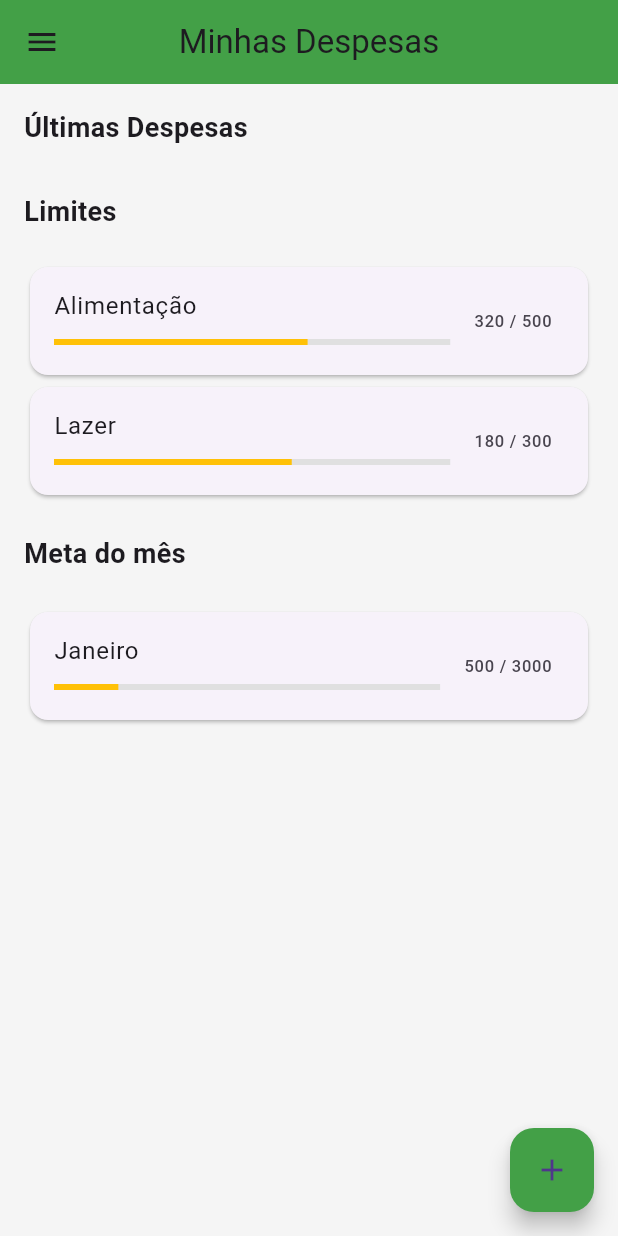
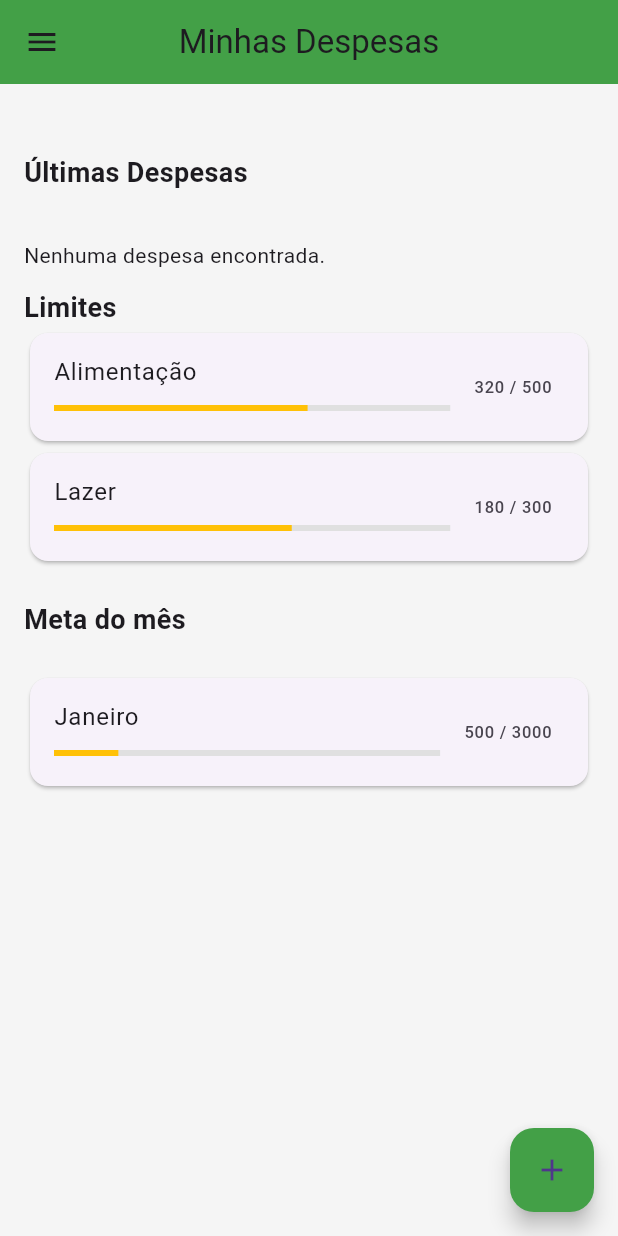
Before and after one commit to alexandresm16/gestao, a Flutter app: the screen it shows after launch, on a phone screen of 412 x 824 dp. Run offline on Flutter 3.47's test engine with Material 3 defaults, Android fonts, the phone set to English and light mode, and no system bars; our stand-ins replace sqflite; accounts and stored records are empty.

Commit message:
adicionar e editar despesas

```diff
--- a/lib/database/despesa_dao.dart
+++ b/lib/database/despesa_dao.dart
@@ -16,9 +16,9 @@ class DespesaDAO {
   static const String sqlTabelaDespesa = 'CREATE TABLE $_nomeTabela ('
       '$_col_id INTEGER PRIMARY KEY, '
       '$_col_titulo TEXT, '
-      '$_col_valor TEXT, '
+      '$_col_valor REAL, '
       '$_col_categoria TEXT, '
-      '$_col_data INTEGER, )';
+      '$_col_data INTEGER)';
 
 
   adicionar(DespesaModel d) async {
@@ -48,7 +48,7 @@ class DespesaDAO {
         maps[i][_col_titulo],
         maps[i][_col_valor],
         maps[i][_col_categoria],
-        maps[i][_col_data],
+        DateTime.fromMillisecondsSinceEpoch(maps[i][_col_data]),
       );
     });
 
--- a/lib/model/despesa_model.dart
+++ b/lib/model/despesa_model.dart
@@ -1,35 +1,37 @@
 class DespesaModel {
-  int _id;
+  int? _id;
   String _titulo;
   double _valor;
   String _categoria;
   DateTime _data;
 
-  DespesaModel(this._id,
+  DespesaModel(
+      this._id,
       this._titulo,
       this._valor,
       this._categoria,
-      this._data);
+      this._data,
+      );
 
+  Map<String, dynamic> toMap() {
+    final map = <String, dynamic>{
+      'titulo': _titulo,
+      'valor': _valor,
+      'categoria': _categoria,
+      'data': _data.millisecondsSinceEpoch, // <-- aqui a correção!
+    };
 
-  Map<String, dynamic> toMap(){
-    return {
-      'titulo' : _titulo,
-      'valor' : _valor,
-      'categoria' : _categoria,
-      'data' : _data,
-    };
+    if (_id != null) {
+      map['id'] = _id;
+    }
+
+    return map;
   }
 
+  // Getters
   DateTime get data => _data;
-
   String get categoria => _categoria;
-
   double get valor => _valor;
-
   String get titulo => _titulo;
-
-  int get id => _id;
-
-
+  int? get id => _id;
 }
--- a/lib/screens/despesas.dart
+++ b/lib/screens/despesas.dart
@@ -1,6 +1,6 @@
 import 'package:flutter/material.dart';
 import 'package:intl/intl.dart';
-
+import '../database/despesa_dao.dart';
 import '../model/despesa_model.dart';
 
 class NovaDespesaPage extends StatefulWidget {
@@ -27,6 +27,19 @@ class _NovaDespesaPageState extends State<NovaDespesaPage> {
   String _categoriaSelecionada = 'Alimentação';
   DateTime _dataSelecionada = DateTime.now();
 
+
+  @override
+  void initState() {
+    super.initState();
+
+    if (widget.despesa != null) {
+      _tituloController.text = widget.despesa!.titulo;
+      _valorController.text = widget.despesa!.valor.toString();
+      _categoriaSelecionada = widget.despesa!.categoria;
+      _dataSelecionada = widget.despesa!.data;
+    }
+  }
+
   final List<String> _categorias = [
     'Alimentação',
     'Transporte',
@@ -51,18 +64,34 @@ class _NovaDespesaPageState extends State<NovaDespesaPage> {
     }
   }
 
-  void _salvarDespesa() {
+  void _salvarDespesa() async {
     if (_formKey.currentState!.validate()) {
       String titulo = _tituloController.text;
       double valor = double.parse(_valorController.text.replaceAll(',', '.'));
 
-      // Aqui você pode salvar no banco de dados ou passar de volta para a home
-
-      ScaffoldMessenger.of(context).showSnackBar(
-        SnackBar(content: Text('Despesa "$titulo" salva com sucesso!')),
+      DespesaModel despesa = DespesaModel(
+        widget.despesa?.id, // mantém o id existente se for edição
+        titulo,
+        valor,
+        _categoriaSelecionada,
+        _dataSelecionada,
       );
 
-      Navigator.pop(context); // volta para a tela anterior
+      if (widget.despesa == null) {
+        // Inserir nova despesa
+        await DespesaDAO().adicionar(despesa);
+        ScaffoldMessenger.of(context).showSnackBar(
+          SnackBar(content: Text('Despesa "$titulo" salva com sucesso!')),
+        );
+      } else {
+        // Atualizar despesa existente
+        await DespesaDAO().atualizar(despesa);
+        ScaffoldMessenger.of(context).showSnackBar(
+          SnackBar(content: Text('Despesa "$titulo" atualizada com sucesso!')),
+        );
+      }
+
+      Navigator.pop(context);
     }
   }
 
@@ -85,8 +114,11 @@ class _NovaDespesaPageState extends State<NovaDespesaPage> {
                   labelText: 'Título',
                   border: OutlineInputBorder(),
                 ),
-                validator: (value) =>
-                value == null || value.isEmpty ? 'Informe o título' : null,
+                validator:
+                    (value) =>
+                        value == null || value.isEmpty
+                            ? 'Informe o título'
+                            : null,
               ),
               const SizedBox(height: 16),
               TextFormField(
@@ -114,12 +146,13 @@ class _NovaDespesaPageState extends State<NovaDespesaPage> {
                   labelText: 'Categoria',
                   border: OutlineInputBorder(),
                 ),
-                items: _categorias
-                    .map((cat) => DropdownMenuItem(
-                  value: cat,
-                  child: Text(cat),
-                ))
-                    .toList(),
+                items:
+                    _categorias
+                        .map(
+                          (cat) =>
+                              DropdownMenuItem(value: cat, child: Text(cat)),
+                        )
+                        .toList(),
                 onChanged: (valor) {
                   setState(() {
                     _categoriaSelecionada = valor!;
@@ -145,7 +178,7 @@ class _NovaDespesaPageState extends State<NovaDespesaPage> {
                   padding: const EdgeInsets.symmetric(vertical: 16),
                   textStyle: const TextStyle(fontSize: 16),
                 ),
-              )
+              ),
             ],
           ),
         ),
--- a/lib/screens/homepage.dart
+++ b/lib/screens/homepage.dart
@@ -87,25 +87,29 @@ class _DespesaListState extends State<HomePage> {
         child: Column(
           crossAxisAlignment: CrossAxisAlignment.start,
           children: [
-            const Text(
-              "Últimas Despesas",
-              style: TextStyle(fontSize: 18, fontWeight: FontWeight.w600),
-            ),
             const SizedBox(height: 10),
             Expanded(
               child: ListView(
-                children: const [
-                  Padding(
+                children: [
+                  const Padding(
                     padding: EdgeInsets.symmetric(vertical: 20),
-                    child: Text("Limites", style: TextStyle(fontSize: 18, fontWeight: FontWeight.w600),),
+                    child: Text("Últimas Despesas", style: TextStyle(fontSize: 18, fontWeight: FontWeight.w600)),
                   ),
-                  GoalCard(category: "Alimentação", maxAmount: 500, spentAmount: 320),
-                  GoalCard(category: "Lazer", maxAmount: 300, spentAmount: 180),
-                  Padding(
+                  _futureBuilderDespesa(),
+
+                  const Text(
+                    "Limites",
+                    style: TextStyle(fontSize: 18, fontWeight: FontWeight.w600),
+                  ),
+
+                  const GoalCard(category: "Alimentação", maxAmount: 500, spentAmount: 320),
+                  const GoalCard(category: "Lazer", maxAmount: 300, spentAmount: 180),
+
+                  const Padding(
                     padding: EdgeInsets.symmetric(vertical: 22),
-                    child: Text("Meta do mês", style: TextStyle(fontSize: 18, fontWeight: FontWeight.w600),),
+                    child: Text("Meta do mês", style: TextStyle(fontSize: 18, fontWeight: FontWeight.w600)),
                   ),
-                  GoalCard(category: "Janeiro", maxAmount: 3000, spentAmount: 500),
+                  const GoalCard(category: "Janeiro", maxAmount: 3000, spentAmount: 500),
                 ],
               ),
             ),
@@ -136,61 +140,49 @@ class _DespesaListState extends State<HomePage> {
 
   Widget _futureBuilderDespesa() {
     return FutureBuilder<List<DespesaModel>>(
-      initialData: const <DespesaModel>[],
       future: DespesaDAO().getDespesa(),
       builder: (context, snapshot) {
         switch (snapshot.connectionState) {
-          case ConnectionState.none:
-            return const Center(child: Text('Sem conexão'));
           case ConnectionState.waiting:
-            return Center(
-              child: Column(
-                mainAxisAlignment: MainAxisAlignment.center,
-                crossAxisAlignment: CrossAxisAlignment.center,
-                children: const [
-                  CircularProgressIndicator(),
-                  SizedBox(height: 16),
-                  Text('Carregando...'),
-                ],
-              ),
-            );
-          case ConnectionState.active:
-            return const Center(child: Text('Conexão ativa...'));
+            return const Center(child: CircularProgressIndicator());
+
           case ConnectionState.done:
             if (snapshot.hasError) {
               return const Center(child: Text('Erro ao carregar os dados.'));
             }
 
-            final List<DespesaModel> despesa = snapshot.data ?? [];
+            final List<DespesaModel> despesas = snapshot.data ?? [];
 
-            if (despesa.isEmpty) {
-              return const Center(child: Text('Nenhum lançamento encontrado.'));
+            if (despesas.isEmpty) {
+              return const Padding(
+                padding: EdgeInsets.symmetric(vertical: 12),
+                child: Text('Nenhuma despesa encontrada.'),
+              );
             }
 
-            return ListView.builder(
-              itemCount: despesa.length,
-              itemBuilder: (context, index) {
-                final DespesaModel d = despesa[index];
+            // Retornando os itens
+            return Column(
+              children: despesas.map((d) {
                 return ItemDespesa(
                   d,
                   onClick: () {
-                    Navigator.of(context).push(
-                      MaterialPageRoute(
-                        builder: (context) => NovaDespesaPage(despesa: d,),
-                      ),
-                    ).then((value) {
-                      setState(() {
-                        debugPrint('...........Voltou do editar');
-                      });
-                    });
+                    Navigator.of(context)
+                        .push(MaterialPageRoute(
+                      builder: (context) => NovaDespesaPage(despesa: d),
+                    ))
+                        .then((_) => setState(() {}));
                   },
                 );
-              },
+              }).toList(),
             );
+
+          default:
+            return const SizedBox.shrink();
         }
       },
     );
   }
+
 
 }
 
@@ -209,7 +201,7 @@ class ItemDespesa extends StatelessWidget {
     return ListTile(
       onTap: () => this.onClick(),
       title: Text(this._despesa.titulo),
-      subtitle: Text('Data: ${_despesa.data.day}/${_despesa.data..month}/${_despesa.data..year}'),
+      subtitle: Text('Data: ${_despesa.data.day}/${_despesa.data.month}/${_despesa.data.year}'),
       trailing: Text(
         'R\$ ${this._despesa.valor.toString()}',
       ),
```
Also changed, not shown: lib/database/openDataBaseDB.dart (+6 -2 lines), pubspec.lock, 1 other file.
